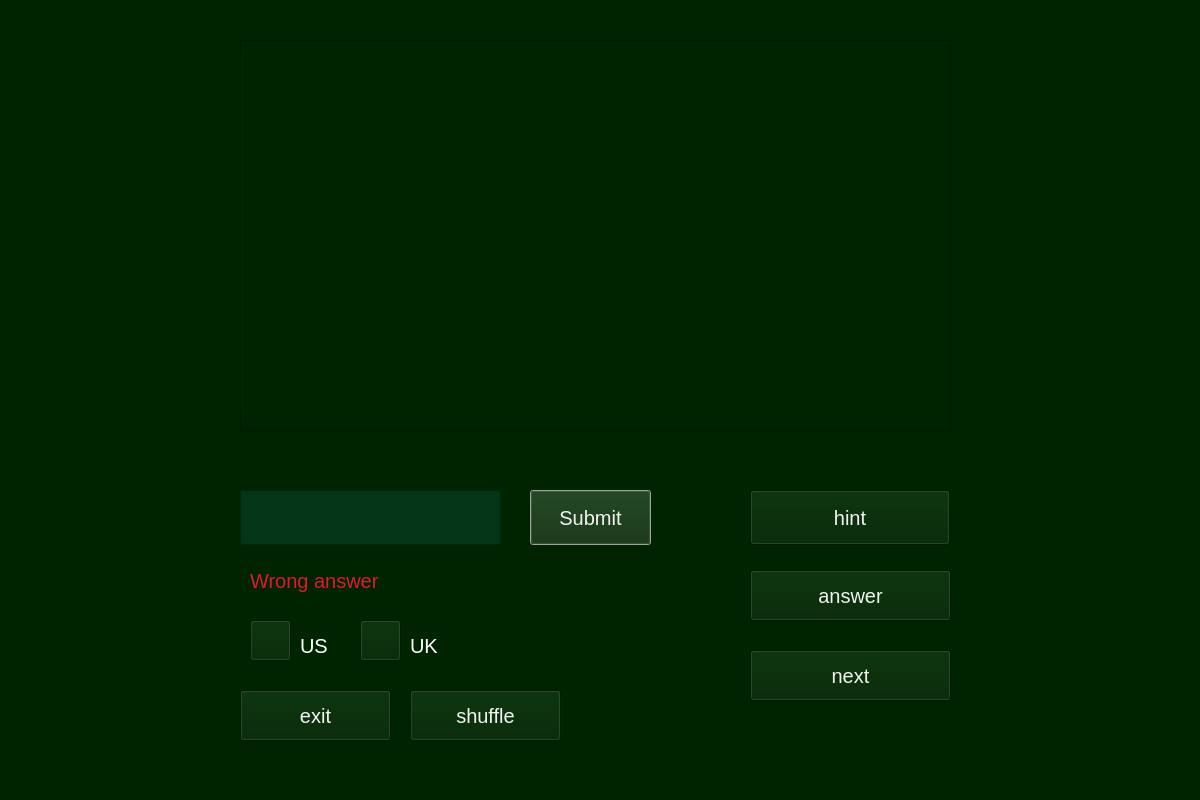
This is WindowsGraphics/ContextModeWindow.ui in Skripkon/App-for-learning-English-LANGOD as Qt 5 draws it before an edit. The edited form follows.
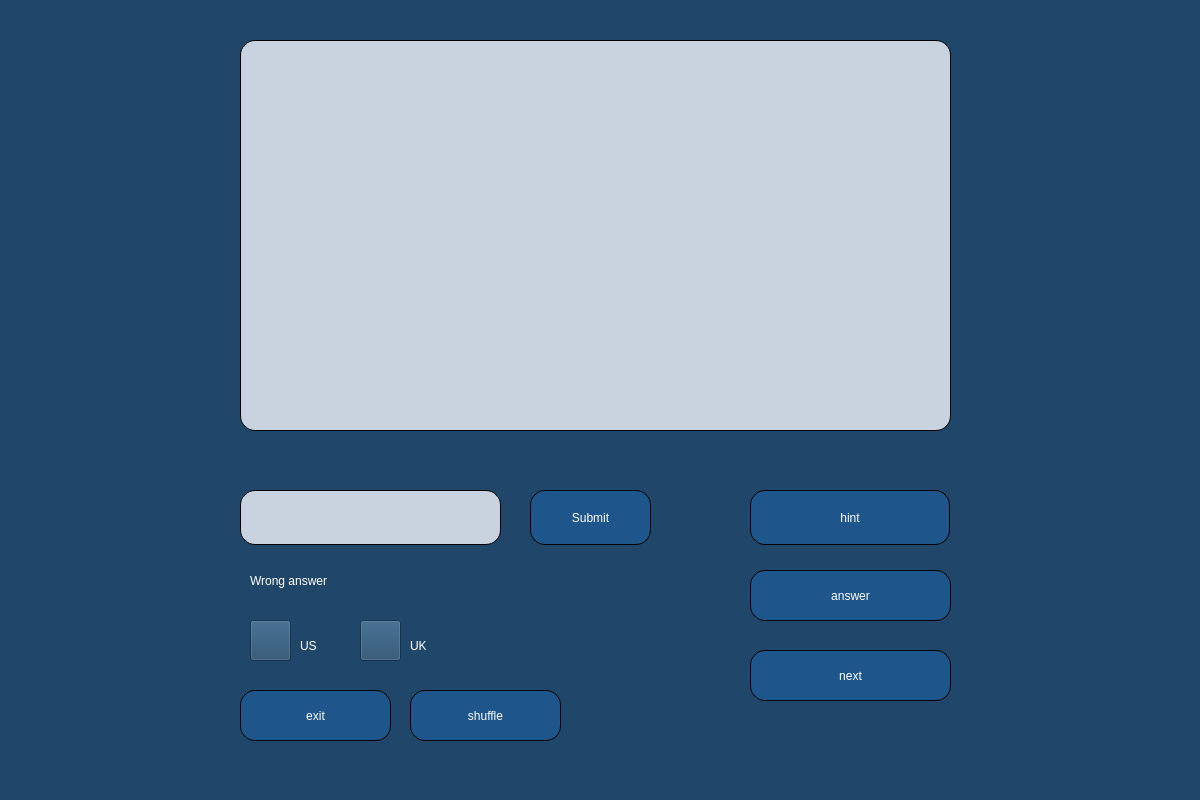
This is the edited form. Icons and pictures are not drawn.

What changed in the file:
```diff
--- a/WindowsGraphics/ContextModeWindow.ui
+++ b/WindowsGraphics/ContextModeWindow.ui
@@ -14,7 +14,7 @@
    <string>Dialog</string>
   </property>
   <property name="styleSheet">
-   <string notr="true">background-color: rgb(0, 36, 0);
+   <string notr="true">background-color: rgb(32, 71, 105);
 border-color: rgb(255, 255, 255);</string>
   </property>
   <widget class="QPushButton" name="submit_button">
@@ -27,11 +27,15 @@
     </rect>
    </property>
    <property name="styleSheet">
-    <string notr="true">color:rgb(255, 0, 255);
-font-size:15pt; 
-color:rgb(243, 243, 243);
+    <string notr="true">background-color:rgb(30, 85, 138);
+font: 19pt &quot;Yrsa&quot;;
+color:white;
 selection-background-color: rgb(255, 255, 255);
-</string>
+border-style: outset;
+border-width: 1px;
+border-radius: 15px;
+border-color: black;
+padding: 4px;</string>
    </property>
    <property name="text">
     <string>Submit</string>
@@ -47,12 +51,15 @@
     </rect>
    </property>
    <property name="styleSheet">
-    <string notr="true">color:rgb(255, 0, 255);
-font-size:15pt; 
-color:rgb(243, 243, 243);
+    <string notr="true">background-color:rgb(30, 85, 138);
+font: 19pt &quot;Yrsa&quot;;
+color:white;
 selection-background-color: rgb(255, 255, 255);
-
-</string>
+border-style: outset;
+border-width: 1px;
+border-radius: 15px;
+border-color: black;
+padding: 4px;</string>
    </property>
    <property name="text">
     <string>exit</string>
@@ -68,12 +75,15 @@
     </rect>
    </property>
    <property name="styleSheet">
-    <string notr="true">color:rgb(255, 0, 255);
-font-size:15pt; 
-color:rgb(243, 243, 243);
+    <string notr="true">background-color:rgb(30, 85, 138);
+font: 19pt &quot;Yrsa&quot;;
+color:white;
 selection-background-color: rgb(255, 255, 255);
-
-</string>
+border-style: outset;
+border-width: 1px;
+border-radius: 15px;
+border-color: black;
+padding: 4px;</string>
    </property>
    <property name="text">
     <string>answer</string>
@@ -89,10 +99,15 @@
     </rect>
    </property>
    <property name="styleSheet">
-    <string notr="true">color:rgb(255, 0, 255);
-font-size:15pt; 
-color:rgb(243, 243, 243);
-selection-background-color: rgb(255, 255, 255);</string>
+    <string notr="true">background-color:rgb(30, 85, 138);
+font: 19pt &quot;Yrsa&quot;;
+color:white;
+selection-background-color: rgb(255, 255, 255);
+border-style: outset;
+border-width: 1px;
+border-radius: 15px;
+border-color: black;
+padding: 4px;</string>
    </property>
    <property name="text">
     <string>hint</string>
@@ -108,11 +123,16 @@
     </rect>
    </property>
    <property name="styleSheet">
-    <string notr="true">border-color: rgb(255, 255, 255);
-font-size:14pt; color:rgb(243, 243, 243);
+    <string notr="true">background-color:rgb(200, 211, 223);
+font: 19pt &quot;Yrsa&quot;;
+color:black;
 selection-background-color: rgb(255, 255, 255);
-selection-color: rgb(46, 194, 126);
-background-color: rgb(3, 54, 22)</string>
+border-style: outset;
+border-width: 1px;
+border-radius: 15px;
+border-color: black;
+padding: 4px;
+selection-color: rgb(101, 145, 232);</string>
    </property>
    <property name="text">
     <string/>
@@ -131,12 +151,15 @@
     </rect>
    </property>
    <property name="styleSheet">
-    <string notr="true">color:rgb(255, 0, 255);
-font-size:15pt; 
-color:rgb(243, 243, 243);
+    <string notr="true">background-color:rgb(30, 85, 138);
+font: 19pt &quot;Yrsa&quot;;
+color:white;
 selection-background-color: rgb(255, 255, 255);
-
-</string>
+border-style: outset;
+border-width: 1px;
+border-radius: 15px;
+border-color: black;
+padding: 4px;</string>
    </property>
    <property name="text">
     <string>next</string>
@@ -147,13 +170,13 @@
     <rect>
      <x>410</x>
      <y>630</y>
-     <width>41</width>
+     <width>51</width>
      <height>31</height>
     </rect>
    </property>
    <property name="styleSheet">
     <string notr="true">color: rgb(255, 255, 255);
-font: 15pt;</string>
+font: 19pt &quot;Yrsa&quot;;</string>
    </property>
    <property name="text">
     <string>UK</string>
@@ -164,13 +187,13 @@
     <rect>
      <x>300</x>
      <y>630</y>
-     <width>31</width>
+     <width>41</width>
      <height>31</height>
     </rect>
    </property>
    <property name="styleSheet">
     <string notr="true">color: rgb(255, 255, 255);
-font: 15pt;</string>
+font: 19pt &quot;Yrsa&quot;;</string>
    </property>
    <property name="text">
     <string>US</string>
@@ -249,12 +272,15 @@
     </rect>
    </property>
    <property name="styleSheet">
-    <string notr="true">color:rgb(255, 0, 255);
-font-size:15pt; 
-color:rgb(243, 243, 243);
+    <string notr="true">background-color:rgb(30, 85, 138);
+font: 19pt &quot;Yrsa&quot;;
+color:white;
 selection-background-color: rgb(255, 255, 255);
-
-</string>
+border-style: outset;
+border-width: 1px;
+border-radius: 15px;
+border-color: black;
+padding: 4px;</string>
    </property>
    <property name="text">
     <string>shuffle</string>
@@ -270,11 +296,16 @@
     </rect>
    </property>
    <property name="styleSheet">
-    <string notr="true">border-color: rgb(255, 255, 255);
-font-size:14pt; color:rgb(243, 243, 243);
+    <string notr="true">background-color:rgb(200, 211, 223);
+font: 17pt &quot;Yrsa&quot;;
+color:black;
 selection-background-color: rgb(255, 255, 255);
-selection-color: rgb(46, 194, 126);
-</string>
+border-style: outset;
+border-width: 1px;
+border-radius: 15px;
+border-color: black;
+padding: 4px;
+selection-color: rgb(101, 145, 232);</string>
    </property>
   </widget>
   <widget class="QLabel" name="wrong_answer_line">
@@ -287,8 +318,8 @@
     </rect>
    </property>
    <property name="styleSheet">
-    <string notr="true">color: rgb(224, 27, 36);
-font: 15pt;</string>
+    <string notr="true">color: rgb(255, 255, 255);
+font: 21pt &quot;Yrsa&quot;;</string>
    </property>
    <property name="text">
     <string>Wrong answer</string>
```
